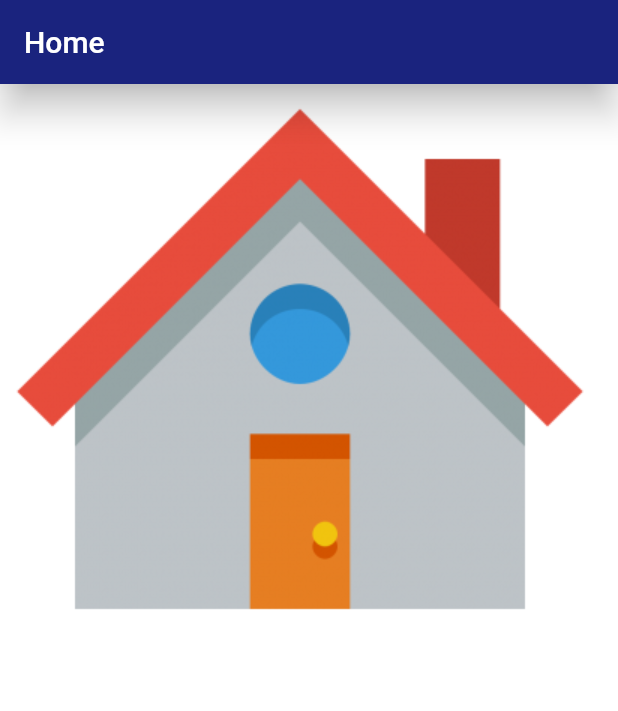
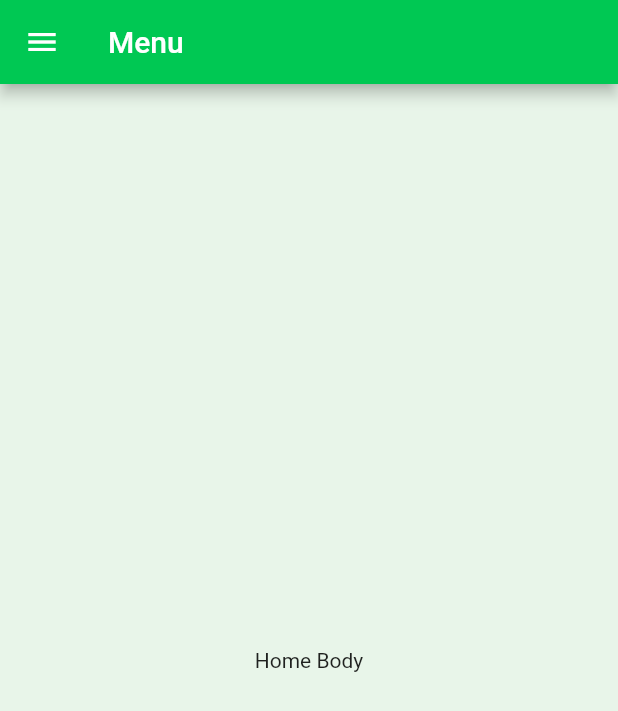
Before and after one commit to CristianBCandia/app-indicar, a Flutter app: the screen it shows after launch, after a tap on "Cadastrar", on a phone screen of 412 x 824 dp. Shown: the top 711 px of the screen. Run offline on Flutter 3.47's test engine with Material 2 defaults, Android fonts, the light colour scheme and no system bars.

Commit message:
Home Updated

```diff
--- a/app_indicar/lib/components/home.dart
+++ b/app_indicar/lib/components/home.dart
@@ -1,22 +1,87 @@
-import 'dart:ui';
 
 import 'package:flutter/material.dart';
 
 class Home extends StatelessWidget {
+
   @override
   Widget build(BuildContext context) {
-    return MaterialApp(
-      home: Scaffold(
-        backgroundColor: Colors.white,
-        appBar: AppBar(
-          backgroundColor: Colors.indigo[900],
-          elevation: 10,
-          title: Text('Home', style: TextStyle(color: Colors.white),),
+    return Scaffold(
+      appBar: AppBar(title: Text('Menu',
+            style: TextStyle(color: Colors.white),),
+        backgroundColor: Colors.greenAccent[700],),
+      body: Center(child: Text('Home Body')),
+      backgroundColor: Colors.green[50],
+      drawer: Drawer(
+
+        // Add a ListView to the drawer. This ensures the user can scroll
+        // through the options in the drawer if there isn't enough vertical
+        // space to fit everything.
+
+        child: ListView(
+          // Important: Remove any padding from the ListView.
+          padding: EdgeInsets.zero,
+          children: <Widget>[
+            DrawerHeader(
+              child: Text('Menu Principal',
+                  style: TextStyle(color: Colors.white, fontSize: 20),
+                ),
+              decoration: BoxDecoration(
+                color: Colors.deepOrange[600],
+              ),
+
+            ),
+            CustomListTile(Icons.person, 'Meu Perfil', (){}),
+            CustomListTile(Icons.person_add, 'Novo Cliente', (){}),
+            CustomListTile(Icons.qr_code, 'Meu QrCode', (){}),
+            CustomListTile(Icons.phone, 'Atendimento', (){}),
+            CustomListTile(Icons.dangerous, 'Cancelar Assinatura', (){}),
+          ],
         ),
-        body: Container(
-            child: Image.asset('images/house.png'),
+      ),
+    );
+  }
+}
+
+class CustomListTile extends StatelessWidget{
+
+  IconData icon;
+  String text;
+  Function onTap;
+
+  CustomListTile(this.icon, this.text, this.onTap);
+
+  @override
+  Widget build(BuildContext context) {
+    return Padding(
+      padding: const EdgeInsets.fromLTRB(8.0, 24.0, 8.0, 0),
+      child: InkWell(
+        onTap: onTap,
+        splashColor: Colors.orangeAccent,
+        child: Container(
+          height: 40,
+          child: Row(
+            mainAxisAlignment: MainAxisAlignment.spaceBetween,
+            children: <Widget>[
+              Row(
+                children: [
+                  Icon(icon, size: 30, color: Colors.orangeAccent,),
+                  Padding(
+                    padding: const EdgeInsets.all(8.0),
+                    child: Text(text, style: TextStyle(
+                        fontSize: 19,
+                        fontWeight: FontWeight.w300,
+                        color: Colors.black
+                      ),
+                    ),
+                  ),
+                ],
+              ),
+              Icon(Icons.arrow_right, size: 30,)
+            ],
           ),
         ),
-      );
+      ),
+    );
   }
+
 }
--- a/app_indicar/lib/components/user_register.dart
+++ b/app_indicar/lib/components/user_register.dart
@@ -12,12 +12,13 @@ class UserRegister extends StatelessWidget {
   Widget build(BuildContext context) {
     return MaterialApp(
       home: Scaffold(
-        backgroundColor: Colors.white,
+        backgroundColor: Colors.green[50],
         appBar: AppBar(
-          backgroundColor: Colors.indigo[900],
+          backgroundColor: Colors.greenAccent[700],
           elevation: 10,
           title: Text('Preencha com seus dados',
-                      style: TextStyle(color: Colors.white),),
+                      style: TextStyle(color: Colors.white),
+                ),
         ),
         body: Padding(
           padding: const EdgeInsets.all(16.0),
@@ -70,16 +71,16 @@ class UserRegister extends StatelessWidget {
                       flex: 2,
                       child: Container(
                         width: 500,
-                        height: 60,
+                        height: 80,
                         // ignore: deprecated_member_use
                         child: RaisedButton(
                           child: Text('Cadastrar',
                             style: TextStyle(
-                              color: Colors.black87,
-                              fontSize: 18,
+                              color: Colors.white,
+                              fontSize: 20,
                               )),
-                          color: Colors.orange,
-                          textColor: Colors.white,
+                          color: Colors.blueAccent,
+                          textColor: Colors.black,
                           onPressed: () {
                             final String name = _controllerName.text;
                             final String email = _controllerEmail.text;
```
